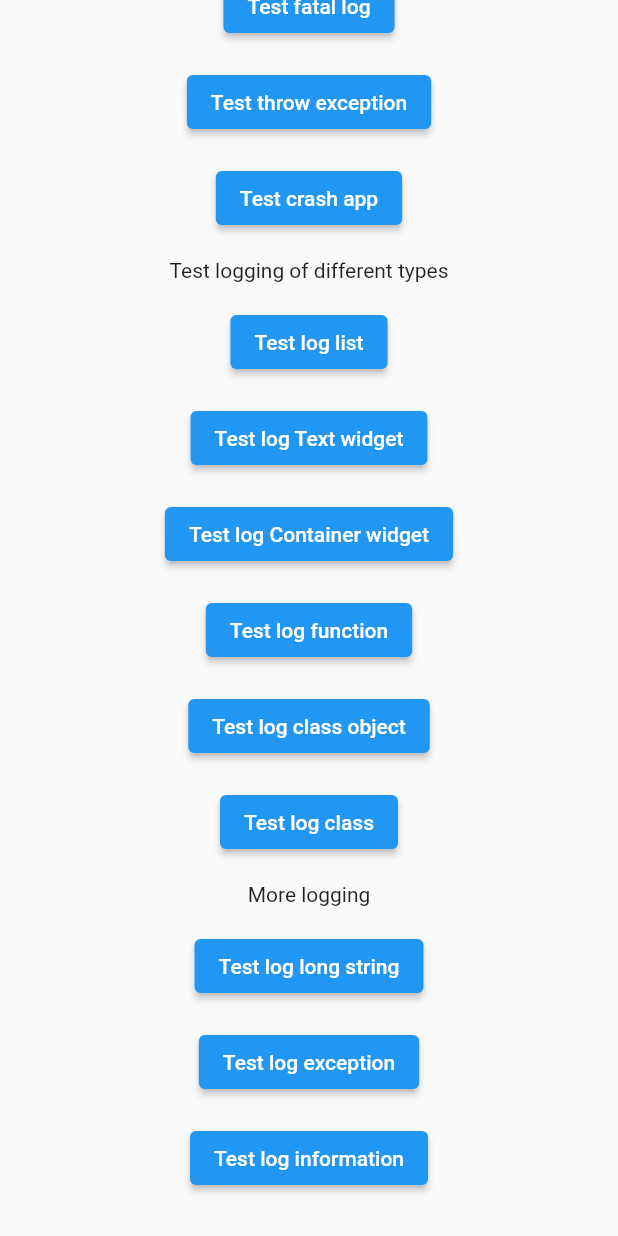
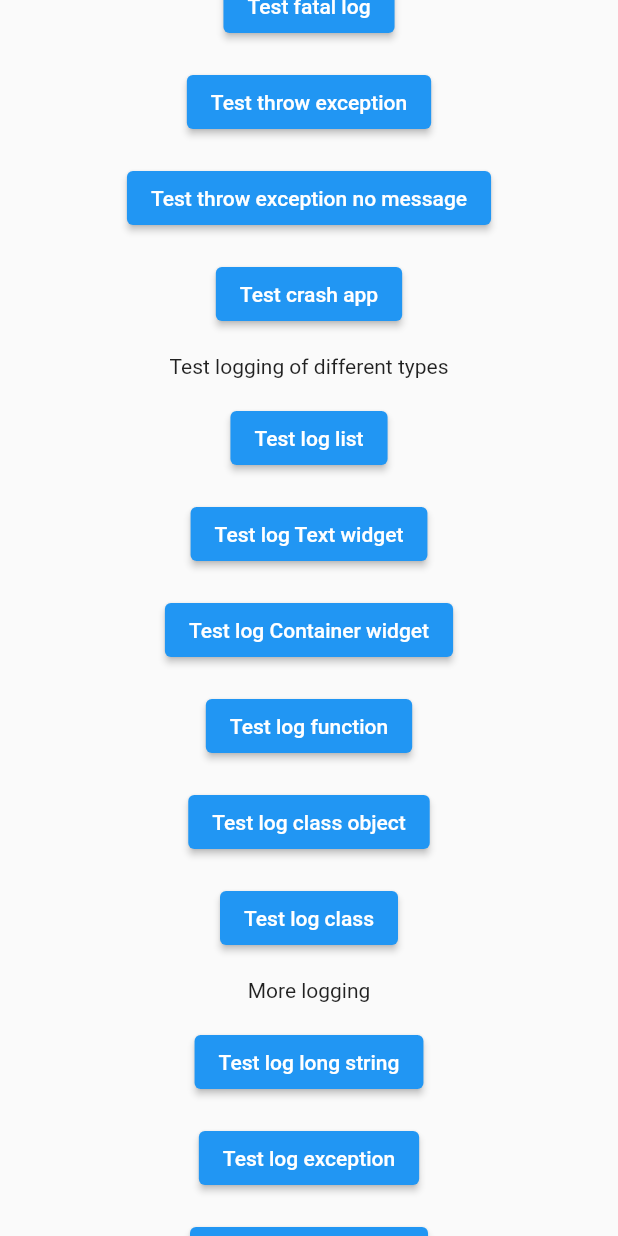
Before and after one commit to infobits-io/illuminare, a Flutter app: the screen it shows after launch, scrolled down 464 dp, on a phone screen of 412 x 824 dp. Run offline on Flutter 3.47's test engine with Material 2 defaults, Android fonts, the phone set to English and light mode, and no system bars; our stand-ins replace stack_trace.

Commit message:
Fixed pretty printer

```diff
--- a/flutter/example/lib/main.dart
+++ b/flutter/example/lib/main.dart
@@ -11,6 +11,10 @@ class MyApp extends StatelessWidget {
 
   void throwError() {
     throw Exception("This is a test exception");
+  }
+
+  void throwErrorNoMessage() {
+    throw Exception();
   }
 
   // This widget is the root of your application.
@@ -83,6 +87,13 @@ class MyApp extends StatelessWidget {
                   child: ElevatedButton(
                     onPressed: throwError,
                     child: const Text("Test throw exception"),
+                  ),
+                ),
+                Padding(
+                  padding: const EdgeInsets.all(8.0),
+                  child: ElevatedButton(
+                    onPressed: throwErrorNoMessage,
+                    child: const Text("Test throw exception no message"),
                   ),
                 ),
                 Padding(
--- a/flutter/lib/src/printers/illuminare_pretty_log_printer.dart
+++ b/flutter/lib/src/printers/illuminare_pretty_log_printer.dart
@@ -118,7 +118,7 @@ class IlluminarePrettyLogPrinter extends IlluminareLogPrinter {
 
     String messageString = formatMessage(logEvent.message);
 
-    if (logEvent.information != null) {
+    if (logEvent.information != null && logEvent.information!.trim() != "") {
       messageString += "\n\n${logEvent.information}";
     }
 
--- a/flutter/pubspec.yaml
+++ b/flutter/pubspec.yaml
@@ -1,6 +1,6 @@
 name: illuminare
 description: Illuminare is a logging tool to get a deeper understanding of your code
-version: 0.0.7
+version: 0.0.8
 homepage: "https://infobits.dk"
 repository: https://github.com/infobits-code/illuminare
 
```
Also changed, not shown: 1 other file.
